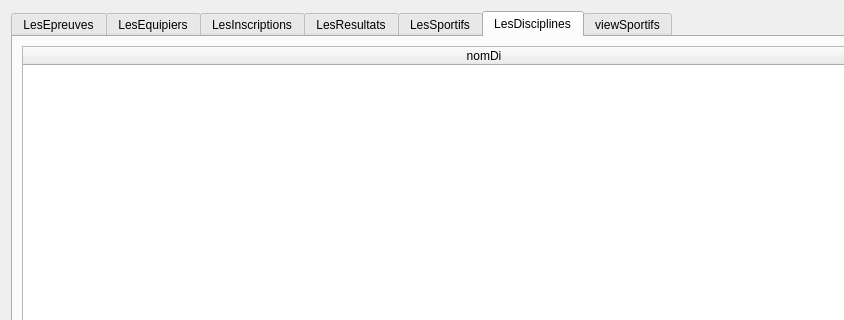
Qt form gui/tablesData.ui (ELCALVO/CEBD_Project) before a commit; both pictures show x 0 to 844 and y 0 to 320 of the 968 by 616 pixel window.
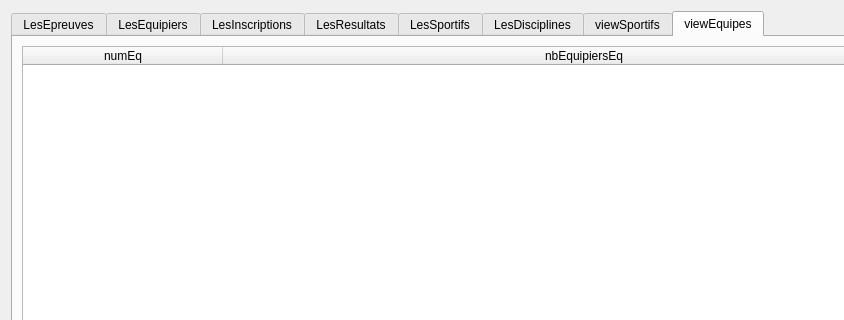
The same form after that commit.

The edit to the form file:
```diff
--- a/gui/tablesData.ui
+++ b/gui/tablesData.ui
@@ -29,7 +29,7 @@
    <item>
     <widget class="QTabWidget" name="tabWidget">
      <property name="currentIndex">
-      <number>5</number>
+      <number>7</number>
      </property>
      <widget class="QWidget" name="tabEpreuves">
       <attribute name="title">
@@ -654,6 +654,67 @@
        </item>
       </layout>
      </widget>
+     <widget class="QWidget" name="vueEquipes">
+      <attribute name="title">
+       <string>viewEquipes</string>
+      </attribute>
+      <layout class="QVBoxLayout" name="verticalLayout_8">
+       <item>
+        <widget class="QTableWidget" name="VueEquipes">
+         <property name="sizePolicy">
+          <sizepolicy hsizetype="Expanding" vsizetype="Expanding">
+           <horstretch>0</horstretch>
+           <verstretch>0</verstretch>
+          </sizepolicy>
+         </property>
+         <property name="minimumSize">
+          <size>
+           <width>0</width>
+           <height>400</height>
+          </size>
+         </property>
+         <property name="baseSize">
+          <size>
+           <width>0</width>
+           <height>0</height>
+          </size>
+         </property>
+         <property name="columnCount">
+          <number>2</number>
+         </property>
+         <attribute name="horizontalHeaderDefaultSectionSize">
+          <number>200</number>
+         </attribute>
+         <attribute name="horizontalHeaderMinimumSectionSize">
+          <number>50</number>
+         </attribute>
+         <attribute name="horizontalHeaderStretchLastSection">
+          <bool>true</bool>
+         </attribute>
+         <attribute name="verticalHeaderVisible">
+          <bool>false</bool>
+         </attribute>
+         <column>
+          <property name="text">
+           <string>numEq</string>
+          </property>
+         </column>
+         <column>
+          <property name="text">
+           <string>nbEquipiersEq</string>
+          </property>
+         </column>
+        </widget>
+       </item>
+       <item>
+        <widget class="QLabel" name="label_equipesView">
+         <property name="text">
+          <string/>
+         </property>
+        </widget>
+       </item>
+      </layout>
+     </widget>
     </widget>
    </item>
    <item>
```
